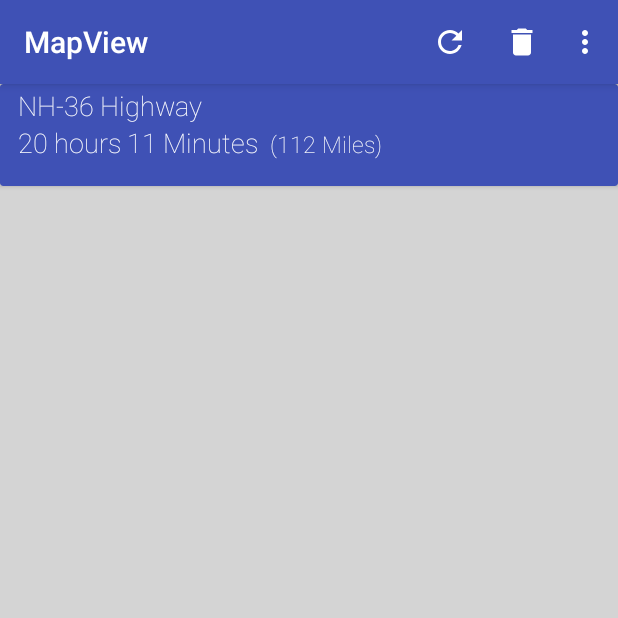
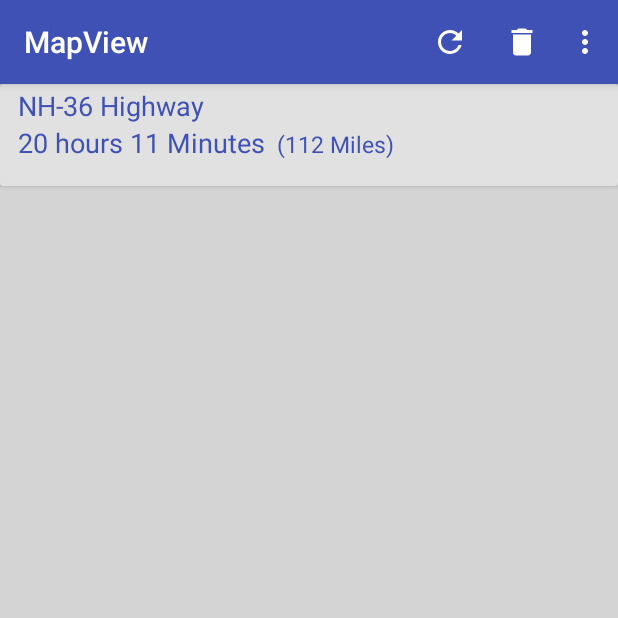
Before and after one commit to kamleshsahu/MBDS_Project, an Android app: the SimpleMapViewActivity screen opened directly, with no data from a screen before it, on a phone screen of 412 x 824 dp, the top half of it. Run offline under Robolectric (Android 15) with nearby library versions, the phone set to English and light mode, and no system bars; libraries missing offline, so code that uses them is left out: com.mapbox.core, com.mapbox.mapboxsdk, com.sothree.slidinguppanel, com.vipul.hp_hp; plain views replace MapView, SlidingUpPanelLayout; 13 statements that could not run were skipped.

Commit message:
ui changes

```diff
--- a/app/src/main/res/drawable/ic_access_time_black_24dp.xml
+++ b/app/src/main/res/drawable/ic_access_time_black_24dp.xml
@@ -4,6 +4,6 @@
         android:viewportWidth="24.0"
         android:viewportHeight="24.0">
     <path
-        android:fillColor="#cccccc"
+        android:fillColor="#8c8c8c"
         android:pathData="M11.99,2C6.47,2 2,6.48 2,12s4.47,10 9.99,10C17.52,22 22,17.52 22,12S17.52,2 11.99,2zM12,20c-4.42,0 -8,-3.58 -8,-8s3.58,-8 8,-8 8,3.58 8,8 -3.58,8 -8,8zM12.5,7H11v6l5.25,3.15 0.75,-1.23 -4.5,-2.67z"/>
 </vector>
--- a/app/src/main/res/drawable/ic_directions_car_black_24dp.xml
+++ b/app/src/main/res/drawable/ic_directions_car_black_24dp.xml
@@ -1,4 +1,4 @@
 <vector android:height="20dp" android:viewportHeight="24.0"
     android:viewportWidth="24.0" android:width="20dp" xmlns:android="http://schemas.android.com/apk/res/android">
-    <path android:fillColor="#cccccc" android:pathData="M18.92,6.01C18.72,5.42 18.16,5 17.5,5h-11c-0.66,0 -1.21,0.42 -1.42,1.01L3,12v8c0,0.55 0.45,1 1,1h1c0.55,0 1,-0.45 1,-1v-1h12v1c0,0.55 0.45,1 1,1h1c0.55,0 1,-0.45 1,-1v-8l-2.08,-5.99zM6.5,16c-0.83,0 -1.5,-0.67 -1.5,-1.5S5.67,13 6.5,13s1.5,0.67 1.5,1.5S7.33,16 6.5,16zM17.5,16c-0.83,0 -1.5,-0.67 -1.5,-1.5s0.67,-1.5 1.5,-1.5 1.5,0.67 1.5,1.5 -0.67,1.5 -1.5,1.5zM5,11l1.5,-4.5h11L19,11L5,11z"/>
+    <path android:fillColor="#8c8c8c" android:pathData="M18.92,6.01C18.72,5.42 18.16,5 17.5,5h-11c-0.66,0 -1.21,0.42 -1.42,1.01L3,12v8c0,0.55 0.45,1 1,1h1c0.55,0 1,-0.45 1,-1v-1h12v1c0,0.55 0.45,1 1,1h1c0.55,0 1,-0.45 1,-1v-8l-2.08,-5.99zM6.5,16c-0.83,0 -1.5,-0.67 -1.5,-1.5S5.67,13 6.5,13s1.5,0.67 1.5,1.5S7.33,16 6.5,16zM17.5,16c-0.83,0 -1.5,-0.67 -1.5,-1.5s0.67,-1.5 1.5,-1.5 1.5,0.67 1.5,1.5 -0.67,1.5 -1.5,1.5zM5,11l1.5,-4.5h11L19,11L5,11z"/>
 </vector>
--- a/app/src/main/res/drawable/ic_linear_scale_black_24dp.xml
+++ b/app/src/main/res/drawable/ic_linear_scale_black_24dp.xml
@@ -4,6 +4,6 @@
         android:viewportWidth="24.0"
         android:viewportHeight="24.0">
     <path
-        android:fillColor="#cccccc"
+        android:fillColor="#8c8c8c"
         android:pathData="M19.5,9.5c-1.03,0 -1.9,0.62 -2.29,1.5h-2.92c-0.39,-0.88 -1.26,-1.5 -2.29,-1.5s-1.9,0.62 -2.29,1.5H6.79c-0.39,-0.88 -1.26,-1.5 -2.29,-1.5C3.12,9.5 2,10.62 2,12s1.12,2.5 2.5,2.5c1.03,0 1.9,-0.62 2.29,-1.5h2.92c0.39,0.88 1.26,1.5 2.29,1.5s1.9,-0.62 2.29,-1.5h2.92c0.39,0.88 1.26,1.5 2.29,1.5 1.38,0 2.5,-1.12 2.5,-2.5s-1.12,-2.5 -2.5,-2.5z"/>
 </vector>
--- a/app/src/main/res/layout/dragup_list_route.xml
+++ b/app/src/main/res/layout/dragup_list_route.xml
@@ -29,6 +29,7 @@
                 android:layout_width="match_parent"
                 android:layout_height="wrap_content">
                 <TextView
+                    android:textStyle="bold"
                     android:textColor="#616161"
                     android:fontFamily="sans-serif-thin"
                     android:id="@+id/desc"
@@ -44,13 +45,14 @@
                 android:layout_height="37dp">
 
                 <TextView
+                    android:textStyle="bold"
                     android:layout_marginRight="5dp"
                     android:id="@+id/stepLength"
                     android:layout_width="wrap_content"
                     android:layout_height="wrap_content"
                     android:layout_gravity="center_vertical"
                     android:layout_marginTop="0dp"
-                    android:fontFamily="sans-serif-thin"
+                    android:fontFamily="sans-serif"
                     android:text="step"
                     android:textAllCaps="true"
                     android:textSize="11sp" />
--- a/app/src/main/res/layout/dragup_panel.xml
+++ b/app/src/main/res/layout/dragup_panel.xml
@@ -6,7 +6,7 @@
     android:orientation="vertical"
     xmlns:app="http://schemas.android.com/apk/res-auto">
     <android.support.v7.widget.CardView
-        app:cardBackgroundColor="@color/colorPrimary"
+        app:cardBackgroundColor="#e1e1e1"
         android:layout_width="match_parent"
         android:layout_height="68dp">
 
@@ -15,27 +15,30 @@
             android:layout_width="match_parent"
             android:layout_height="wrap_content">
             <TextView
+                android:textStyle="bold"
                 android:fontFamily="sans-serif-thin"
                 android:id="@+id/route_name"
                 android:layout_marginLeft="12dp"
                 android:textSize="18dp"
                 android:maxLines="1"
-                android:textColor="@color/loo_pre"
+                android:textColor="@color/colorPrimary"
                 android:layout_width="wrap_content"
                 android:layout_height="wrap_content"
                 android:text="NH-36 Highway"/>
 <TextView
+    android:textStyle="bold"
     android:fontFamily="sans-serif-thin"
     android:layout_below="@+id/route_name"
     android:id="@+id/duration"
     android:layout_marginLeft="12dp"
     android:textSize="18dp"
-    android:textColor="@color/loo_pre"
+    android:textColor="@color/colorPrimary"
     android:layout_width="wrap_content"
     android:layout_height="wrap_content"
     android:text="20 hours 11 Minutes"/>
 
             <TextView
+                android:textStyle="bold"
                 android:fontFamily="sans-serif-thin"
                 android:id="@+id/distance"
                 android:layout_width="wrap_content"
@@ -47,15 +50,15 @@
                 android:layout_toEndOf="@+id/duration"
                 android:layout_toRightOf="@+id/duration"
                 android:text="(112 Miles)"
-                android:textColor="@color/loo_pre"
+                android:textColor="@color/colorPrimary"
                 android:textSize="15dp" />
         <TextView
             android:textStyle="italic"
-            android:fontFamily="sans-serif-thin"
+            android:fontFamily="sans-serif"
             android:textSize="10sp"
             android:visibility="visible"
             android:id="@+id/fastestroute"
-            android:textColor="@color/loo_pre"
+            android:textColor="@color/colorPrimary"
             android:layout_below="@id/duration"
             android:layout_marginLeft="12dp"
             android:layout_width="match_parent"
--- a/app/src/main/res/layout/listview_item_travelwithactivity.xml
+++ b/app/src/main/res/layout/listview_item_travelwithactivity.xml
@@ -43,7 +43,7 @@
 
                 <TextView
                     android:id="@+id/route"
-
+                    android:textStyle="bold"
                     android:fontFamily="sans-serif-thin"
                     android:textSize="16sp"
                     android:text="via NH130B"
@@ -52,6 +52,7 @@
                     android:layout_height="wrap_content" />
 
                 <TextView
+                    android:textStyle="bold"
                     android:layout_marginTop="3dp"
                     android:id="@+id/route_detail"
                     android:fontFamily="sans-serif-thin"
@@ -70,6 +71,7 @@
                 android:layout_width="0dp"
                 android:layout_height="wrap_content">
                 <TextView
+                    android:textStyle="bold"
                     android:id="@+id/time"
                     android:textColor="#7CB342"
                     android:layout_gravity="right"
@@ -80,6 +82,7 @@
                     android:layout_height="wrap_content" />
 
                 <TextView
+                    android:textStyle="bold"
                     android:id="@+id/distance"
                     android:layout_gravity="right"
                     android:fontFamily="sans-serif-thin"
--- a/app/src/main/res/layout/subscribe_layout_box.xml
+++ b/app/src/main/res/layout/subscribe_layout_box.xml
@@ -15,6 +15,7 @@
     android:layout_height="wrap_content">
 
     <android.support.v7.widget.CardView
+
         android:id="@+id/sub_card"
         app:cardElevation="5dp"
         app:cardCornerRadius="7dp"
--- a/app/src/main/res/values/colors.xml
+++ b/app/src/main/res/values/colors.xml
@@ -2,7 +2,7 @@
 <resources>
     <color name="colorPrimary">#3F51B5</color>
     <color name="colorPrimaryDark">#303F9F</color>
-    <color name="colorAccent">#FF4081</color>
+    <color name="colorAccent">#3F51B5</color>
 
 
     <color name="tbts_pressed">#7f422c64</color>
```
Also changed, not shown: app/src/main/res/layout/activity_travel_with.xml (+6 -2 lines), app/src/main/res/layout/draguplist_weather.xml (+20 -10 lines), app/src/main/res/layout/weatherforcast_list_item.xml (+13 -7 lines).
